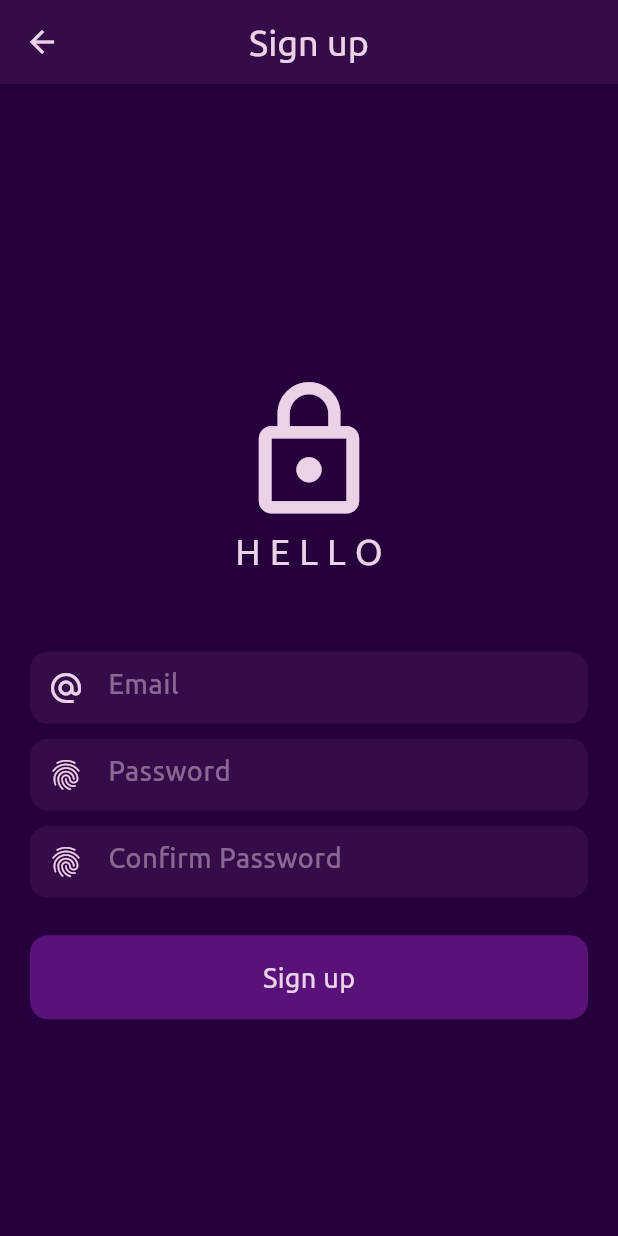
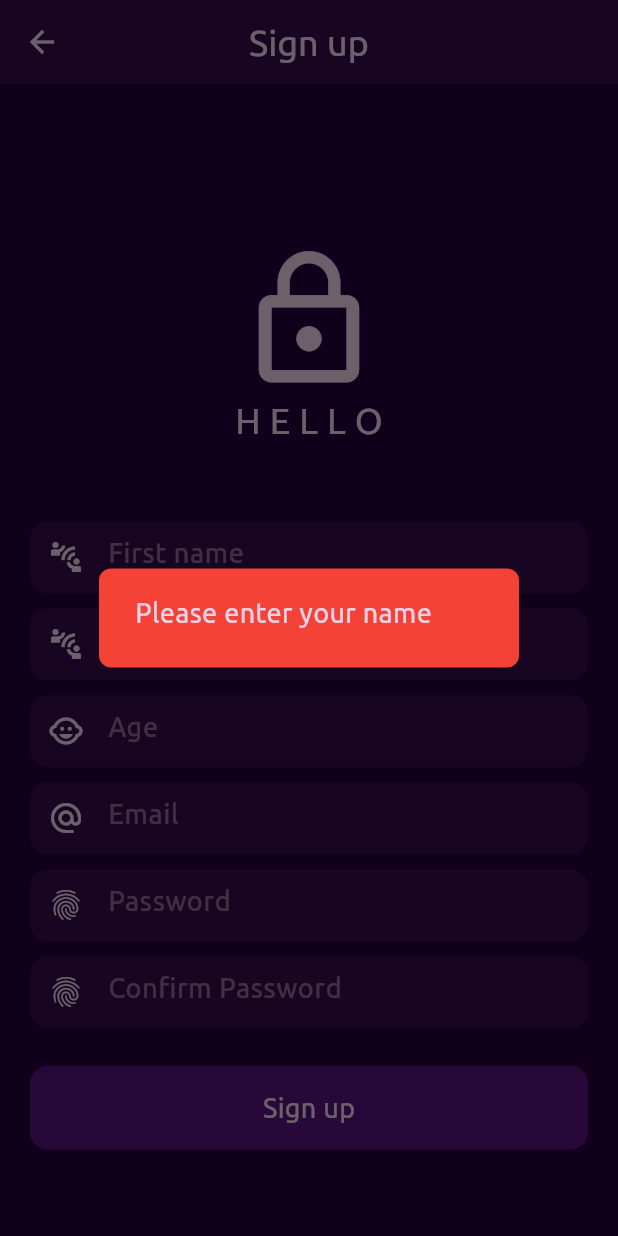
Before and after one commit to 1eG0ist/todo, a Flutter app: the SignUp screen opened directly, after a tap on "Sign up", on a phone screen of 412 x 824 dp. Run offline on Flutter 3.47's test engine with Material 3 defaults, Android fonts, the phone set to English and light mode, and no system bars; our stand-ins replace cloud_firestore, firebase_auth, firebase_core; accounts and stored records are empty.

Commit message:
create users table, add more info about user in sign up page

```diff
--- a/lib/pages/home_page_area/home.dart
+++ b/lib/pages/home_page_area/home.dart
@@ -16,7 +16,7 @@ class Home extends StatefulWidget {
 
 class _HomeState extends State<Home> {
 
-  int _selectedIndex = 0;
+  int _selectedIndex = 1;
   static const List<Widget> _pagesList = <Widget>[
     Settings(),
     TodoList(),
--- a/lib/pages/preload.dart
+++ b/lib/pages/preload.dart
@@ -1,6 +1,5 @@
 import 'package:firebase_auth/firebase_auth.dart';
 import 'package:flutter/material.dart';
-import 'package:todo/pages/home_page_area/todo_list.dart';
 import 'package:todo/pages/registration_area/registration.dart';
 
 import 'home_page_area/home.dart';
--- a/lib/pages/registration_area/sign_up.dart
+++ b/lib/pages/registration_area/sign_up.dart
@@ -1,3 +1,4 @@
+import 'package:cloud_firestore/cloud_firestore.dart';
 import 'package:firebase_auth/firebase_auth.dart';
 import 'package:flutter/material.dart';
 import 'package:flutter/services.dart';
@@ -16,48 +17,121 @@ class SignUp extends StatefulWidget {
 
 class _SignUpState extends State<SignUp> {
 
+  final _firstNameController = TextEditingController();
+  final _lastNameController = TextEditingController();
+  final _ageController = TextEditingController();
   final _emailController = TextEditingController();
   final _passwordController = TextEditingController();
   final _confirmPasswordController = TextEditingController();
 
-  bool isPasswordErrorVisible = false;
-  final _passwordConfirmPasswordError = const Text(
-      "Your password and confirm password not equals",
-      style: TextStyle(color: Colors.red, fontFamily: "Ubuntu", fontSize: 18),
-  );
-
   @override
   void dispose() {
+    _firstNameController.dispose();
+    _lastNameController.dispose();
+    _ageController.dispose();
     _emailController.dispose();
     _passwordController.dispose();
     _confirmPasswordController.dispose();
     super.dispose();
   }
 
+  Icon titleIcon = Icon(Icons.lock_outline, color: AppTheme.colors.pinkWhite, size: 100,);
+
+  Future showCustomDialog(Text text) {
+    return showDialog(context: context, builder: (context) {
+      return AlertDialog(
+        shape: RoundedRectangleBorder(
+          borderRadius: BorderRadius.circular(8.0),
+        ),
+        backgroundColor: Colors.red,
+        content: text
+      );
+    });
+  }
+
+  Future addUserDetails(String firstName, String lastName, int age, String email) async {
+    await FirebaseFirestore.instance.collection('users').add({
+      'first_name': firstName,
+      'last_name': lastName,
+      'age': age,
+      'email': email,
+    });
+  }
+
   Future signUp() async {
-    if (_passwordController.text.trim() == _confirmPasswordController.text.trim()) {
+
+    bool _errorFlag = false;
+    if (_firstNameController.text.trim() == "") {
+      _errorFlag = true;
+      showCustomDialog(
+          Text("Please enter your name", style: mainTextStyle)
+      );
+    }
+    else if (_lastNameController.text.trim() == "") {
+      _errorFlag = true;
+      showCustomDialog(
+          Text("Please enter your surname", style: mainTextStyle)
+      );
+    }
+    else if (_ageController.text.trim() == "") {
+      _errorFlag = true;
+      showCustomDialog(
+          Text("Please enter your age", style: mainTextStyle)
+      );
+    }
+    else if (int.parse(_ageController.text) > 120 || int.parse(_ageController.text) < 3) {
+      _errorFlag = true;
+      showCustomDialog(
+          Text("I don't think that's your real age.", style: mainTextStyle)
+      );
+    }
+    else if (_emailController.text.trim().length < 6 ||
+        _emailController.text.trim().split("@").length == 1 ||
+        _emailController.text.trim().split("@")[1].split(".").length == 1) {
+      _errorFlag = true;
+      showCustomDialog(
+          Text("I don't think that's your real email.", style: mainTextStyle)
+      );
+    }
+    else if (_passwordController.text.trim() != _confirmPasswordController.text.trim()) {
+      _errorFlag = true;
+      showCustomDialog(
+          Text("Your password and confirm password not equals", style: mainTextStyle)
+      );
+    }
+    else if (_passwordController.text.trim().length < 6) {
+      _errorFlag = true;
+      showCustomDialog(
+          Text("Password password must be longer then 5 symbols", style: mainTextStyle)
+      );
+    }
+
+    if (!_errorFlag) {
+      // create user
       await FirebaseAuth.instance.createUserWithEmailAndPassword(
           email: _emailController.text.trim(),
           password: _passwordController.text.trim()
       );
-    } else {
-      setState(() {
-        isPasswordErrorVisible = !isPasswordErrorVisible;
-      });
-    }
 
-    if (FirebaseAuth.instance.currentUser != null ) {
-      setState(() {
+      // add user details
+      addUserDetails(
+          _firstNameController.text.trim(),
+          _lastNameController.text.trim(),
+          int.parse(_ageController.text.trim()),
+          _emailController.text.trim()
+      );
+
+      if (FirebaseAuth.instance.currentUser != null) {
+        setState(() {
         titleIcon = Icon(Icons.lock_open, color: Colors.greenAccent, size: 100,);
-        isPasswordErrorVisible = false;
-      });
-    } else {
-      titleIcon = Icon(Icons.lock_outline, color: Colors.red, size: 100,);
+        });
+      } else {
+        setState(() {
+          titleIcon = Icon(Icons.lock_outline, color: Colors.red, size: 100,);
+        });
+      }
     }
   }
-
-  // default icon state
-  Icon titleIcon = Icon(Icons.lock_outline, color: AppTheme.colors.pinkWhite, size: 100,);
 
   @override
   Widget build(BuildContext context) {
@@ -80,12 +154,79 @@ class _SignUpState extends State<SignUp> {
                   const SizedBox(height: 50),
                   titleIcon,
                   Text("H E L L O", style: bigTextStyle),
-                  const SizedBox(height: 25),
-                  isPasswordErrorVisible ? Padding(
-                      padding: const EdgeInsets.symmetric(horizontal: 20),
-                      child: _passwordConfirmPasswordError,
-                  ) : Container(),
-                  const SizedBox(height: 25),
+                  const SizedBox(height: 50),
+                  // first name text field
+                  Padding(
+                    padding: const EdgeInsets.symmetric(horizontal: 20),
+                    child: Container(
+                        decoration: defaultBoxDecoration,
+                        child: Padding(
+                          padding: const EdgeInsets.only(right: 10),
+                          child: TextField(
+                            controller: _firstNameController,
+                            inputFormatters: [LengthLimitingTextInputFormatter(50)],
+                            style: mainTextStyle,
+                            decoration: InputDecoration(
+                                prefixIcon: Icon(Icons.connect_without_contact, color: AppTheme.colors.pinkWhite),
+                                border: InputBorder.none,
+                                hintText: "First name",
+                                hintStyle: TextStyle(
+                                  color: AppTheme.colors.hintPinkWhite,
+                                )
+                            ),
+                          ),
+                        )
+                    ),
+                  ),
+                  const SizedBox(height: 10,),
+                  // last name text field
+                  Padding(
+                    padding: const EdgeInsets.symmetric(horizontal: 20),
+                    child: Container(
+                        decoration: defaultBoxDecoration,
+                        child: Padding(
+                          padding: const EdgeInsets.only(right: 10),
+                          child: TextField(
+                            controller: _lastNameController,
+                            inputFormatters: [LengthLimitingTextInputFormatter(50)],
+                            style: mainTextStyle,
+                            decoration: InputDecoration(
+                                prefixIcon: Icon(Icons.connect_without_contact, color: AppTheme.colors.pinkWhite),
+                                border: InputBorder.none,
+                                hintText: "Last name",
+                                hintStyle: TextStyle(
+                                  color: AppTheme.colors.hintPinkWhite,
+                                )
+                            ),
+                          ),
+                        )
+                    ),
+                  ),
+                  const SizedBox(height: 10,),
+                  // age text field
+                  Padding(
+                    padding: const EdgeInsets.symmetric(horizontal: 20),
+                    child: Container(
+                        decoration: defaultBoxDecoration,
+                        child: Padding(
+                          padding: const EdgeInsets.only(right: 10),
+                          child: TextField(
+                            controller: _ageController,
+                            inputFormatters: [LengthLimitingTextInputFormatter(50)],
+                            style: mainTextStyle,
+                            decoration: InputDecoration(
+                                prefixIcon: Icon(Icons.child_care, color: AppTheme.colors.pinkWhite),
+                                border: InputBorder.none,
+                                hintText: "Age",
+                                hintStyle: TextStyle(
+                                  color: AppTheme.colors.hintPinkWhite,
+                                )
+                            ),
+                          ),
+                        )
+                    ),
+                  ),
+                  const SizedBox(height: 10,),
                   // email text field
                   Padding(
                     padding: const EdgeInsets.symmetric(horizontal: 20),
--- a/pubspec.yaml
+++ b/pubspec.yaml
@@ -37,6 +37,7 @@ dependencies:
   cupertino_icons: ^1.0.2
   firebase_core: ^2.25.3
   firebase_auth: ^4.17.3
+  cloud_firestore: ^4.15.4
   shared_preferences: ^2.2.2
 
 dev_dependencies:
```
Also changed, not shown: 1 other file.
